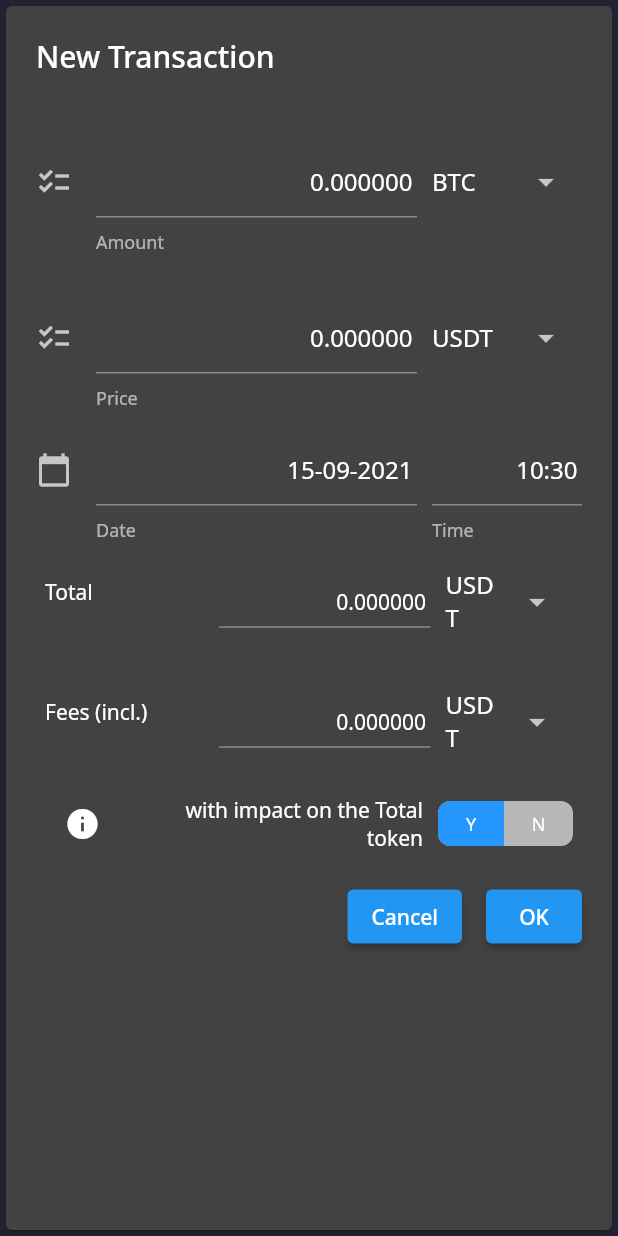
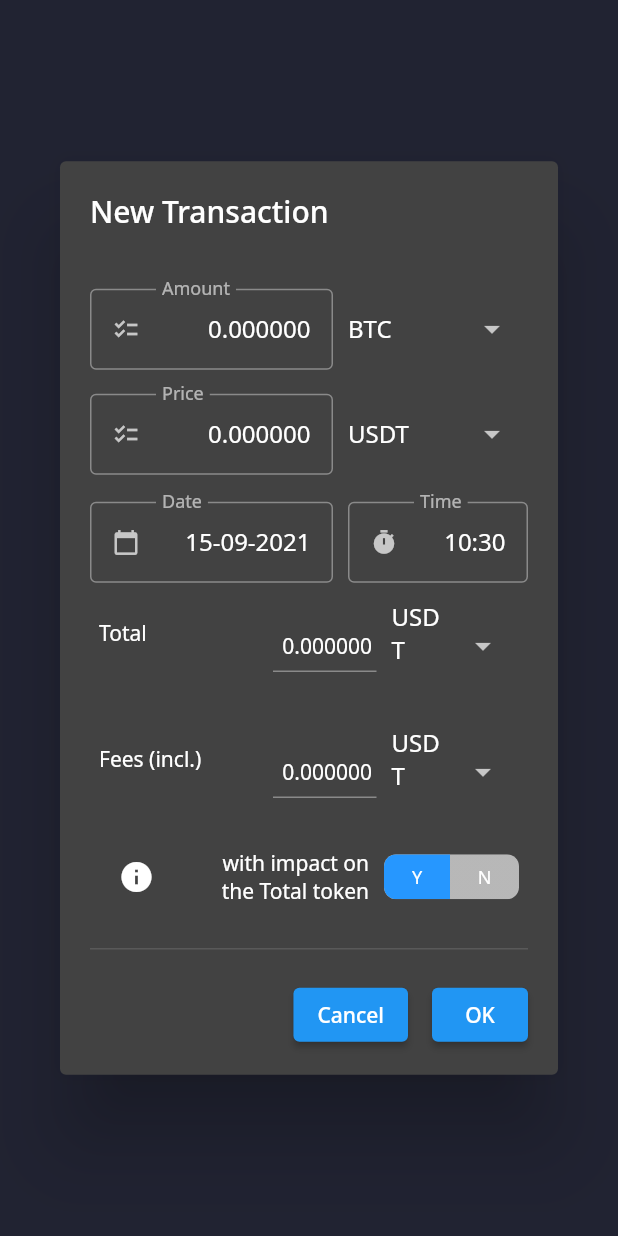
Before and after one commit to pierrickmartino/cryptoken, a Flutter app: the NewTransactionDialog widget shown alone on an empty page, opened directly, on a phone screen of 412 x 824 dp. Run offline on Flutter 3.47's test engine with Material 2 defaults, Android fonts, the phone set to English and light mode, and no system bars; drawn by our look-alikes of dropdown_search, toggle_switch; our stand-ins replace cloud_firestore, firebase_auth, fl_chart, flutter_datetime_picker, flutter_multi_formatter, flutter_svg and 8 more; accounts and stored records are empty; statements that could not run were skipped; project files that could hold a hidden picture were left out.

Commit message:
improve the dialog box for all the different inputs transaction / wallet (2)

```diff
--- a/lib/transaction/view/new_transaction.dart
+++ b/lib/transaction/view/new_transaction.dart
@@ -62,31 +62,22 @@ class NewTransactionDialog extends StatelessWidget {
         ],
       );
     } else {
-      return Card(
-        child: Container(
-          width: MediaQuery.of(context).size.width,
-          height: MediaQuery.of(context).size.height,
-          child: Column(
-            crossAxisAlignment: CrossAxisAlignment.start,
+      return SimpleDialog(
+        title: const Text('New Transaction'),
+        titlePadding: const EdgeInsets.fromLTRB(20, 20, 20, 0),
+        contentPadding: const EdgeInsets.fromLTRB(20, 20, 20, 16),
         children: [
-              Padding(
-                padding: const EdgeInsets.fromLTRB(20, 20, 20, 0),
-                child: Text('New Transaction',
-                    style: Theme.of(context).textTheme.headline6),
-              ),
-              Padding(
-                padding: const EdgeInsets.fromLTRB(20, 20, 20, 16),
+          Container(
+            width: MediaQuery.of(context).size.width * 9 / 10,
             child: Column(
               children: [
                 NewTransactionForm(
                   selectedWallet: selectedWallet,
-                    )
-                  ],
                 ),
-              )
               ],
             ),
           ),
+        ],
       );
     }
   }
@@ -136,6 +127,7 @@ class NewTransactionForm extends StatelessWidget {
           key: _formKey,
           child: Column(
             crossAxisAlignment: CrossAxisAlignment.start,
+            mainAxisSize: MainAxisSize.min,
             children: [
               // Padding(
               //   padding: const EdgeInsets.all(0),
@@ -173,16 +165,22 @@ class NewTransactionForm extends StatelessWidget {
                               ThousandSeparator.SpaceAndPeriodMantissa,
                         ),
                       ],
-                      decoration: const InputDecoration(
-                        icon: Icon(Icons.checklist),
+                      decoration: InputDecoration(
+                        prefixIcon: const Icon(Icons.checklist),
                         //prefixText: 'USD ',
-                        helperText: 'Amount',
+                        labelText: 'Amount',
+                        isDense: !_isLargeScreen(context),
+                        border: const OutlineInputBorder(),
                       ),
                       textAlign: TextAlign.end,
                       validator: (value) {
+                        if (value!.substring(0, 1) == '-') {
+                          return 'Amount must be greather than 0';
+                        }
+
                         try {
                           final double amount = double.parse(
-                            value!.toCurrencyString(
+                            value.toCurrencyString(
                                 mantissaLength: 6,
                                 thousandSeparator: ThousandSeparator.None),
                           );
@@ -209,7 +207,7 @@ class NewTransactionForm extends StatelessWidget {
                   ),
                   const SizedBox(width: 10),
                   SizedBox(
-                    width: 100,
+                    width: 120,
                     child: FutureBuilder<Crypto>(
                       future: _getCryptoBySymbol(_transaction.tokenMain),
                       builder: (context, snapshot) {
@@ -217,14 +215,22 @@ class NewTransactionForm extends StatelessWidget {
                           return DropdownSearch<Crypto>(
                             showSearchBox: true,
                             autoFocusSearchBox: true,
-                            dropdownSearchDecoration: const InputDecoration(
-                              helperText: '',
+                            dropdownSearchDecoration: InputDecoration(
+                              labelText: '',
                               border: InputBorder.none,
+                              isDense: !_isLargeScreen(context),
                             ),
                             onFind: (String filter) => _getCryptoList(),
                             compareFn: (i, s) => i.isEqual(s!),
                             popupItemBuilder: _customPopupItemBuilder,
                             dropdownBuilder: _customDropDown,
+                            dropdownButtonBuilder: (_) => const Padding(
+                              padding: EdgeInsets.only(bottom: 16),
+                              child: Icon(
+                                Icons.arrow_drop_down,
+                                size: 18,
+                              ),
+                            ),
                             selectedItem: snapshot.data,
                             onChanged: (newValue) async {
                               _transaction
@@ -256,15 +262,21 @@ class NewTransactionForm extends StatelessWidget {
                           mantissaLength: 6,
                         ),
                       ],
-                      decoration: const InputDecoration(
-                        icon: Icon(Icons.checklist),
-                        helperText: 'Price',
+                      decoration: InputDecoration(
+                        prefixIcon: const Icon(Icons.checklist),
+                        //prefixText: 'USD ',
+                        labelText: 'Price',
+                        isDense: !_isLargeScreen(context),
+                        border: const OutlineInputBorder(),
                       ),
                       textAlign: TextAlign.end,
                       validator: (value) {
+                        if (value!.substring(0, 1) == '-') {
+                          return 'Amount must be greather than 0';
+                        }
                         try {
                           final double price = double.parse(
-                            value!.toCurrencyString(
+                            value.toCurrencyString(
                                 mantissaLength: 6,
                                 thousandSeparator: ThousandSeparator.None),
                           );
@@ -290,7 +302,7 @@ class NewTransactionForm extends StatelessWidget {
                   ),
                   const SizedBox(width: 10),
                   SizedBox(
-                    width: 100,
+                    width: 120,
                     child: FutureBuilder<Crypto>(
                       future: _getCryptoBySymbol(_transaction.tokenPrice),
                       builder: (context, snapshot) {
@@ -298,14 +310,22 @@ class NewTransactionForm extends StatelessWidget {
                           return DropdownSearch<Crypto>(
                             showSearchBox: true,
                             autoFocusSearchBox: true,
-                            dropdownSearchDecoration: const InputDecoration(
-                              helperText: '',
+                            dropdownSearchDecoration: InputDecoration(
+                              labelText: '',
+                              isDense: !_isLargeScreen(context),
                               border: InputBorder.none,
                             ),
                             onFind: (String filter) => _getCryptoList(),
                             compareFn: (i, s) => i.isEqual(s!),
                             popupItemBuilder: _customPopupItemBuilder,
                             dropdownBuilder: _customDropDown,
+                            dropdownButtonBuilder: (_) => const Padding(
+                              padding: EdgeInsets.only(bottom: 16),
+                              child: Icon(
+                                Icons.arrow_drop_down,
+                                size: 18,
+                              ),
+                            ),
                             selectedItem: snapshot.data,
                             onChanged: (newValue) async {
                               _transaction
@@ -323,7 +343,7 @@ class NewTransactionForm extends StatelessWidget {
                   ),
                 ],
               ),
-
+              const SizedBox(height: 10),
               Row(
                 children: [
                   Expanded(
@@ -332,10 +352,12 @@ class NewTransactionForm extends StatelessWidget {
                       initialValue: intl.DateFormat('dd-MM-yyyy')
                           .format(_transaction.time),
                       inputFormatters: [MaskedInputFormatter('00-00-0000')],
-                      decoration: const InputDecoration(
-                        icon: Icon(Icons.calendar_today),
+                      decoration: InputDecoration(
+                        prefixIcon: const Icon(Icons.calendar_today),
                         //prefixText: 'USD ',
-                        helperText: 'Date',
+                        labelText: 'Date',
+                        isDense: !_isLargeScreen(context),
+                        border: const OutlineInputBorder(),
                       ),
                       textAlign: TextAlign.end,
                       validator: (value) {
@@ -367,15 +389,18 @@ class NewTransactionForm extends StatelessWidget {
                   ),
                   const SizedBox(width: 10),
                   SizedBox(
-                    width: 100,
+                    width: 120,
                     child: TextFormField(
                       keyboardType: TextInputType.number,
                       initialValue:
                           intl.DateFormat('HH:mm').format(_transaction.time),
                       inputFormatters: [MaskedInputFormatter('00:00')],
-                      decoration: const InputDecoration(
+                      decoration: InputDecoration(
                         //prefixText: 'USD ',
-                        helperText: 'Time',
+                        prefixIcon: const Icon(Icons.timer),
+                        labelText: 'Time',
+                        isDense: !_isLargeScreen(context),
+                        border: const OutlineInputBorder(),
                       ),
                       textAlign: TextAlign.end,
                       validator: (value) {
@@ -690,12 +715,13 @@ class NewTransactionForm extends StatelessWidget {
                   ],
                 ),
               ),
-
-              const SizedBox(
-                height: 10,
+              const Divider(
+                height: 40,
+                thickness: 1,
               ),
               Row(
                 mainAxisAlignment: MainAxisAlignment.end,
+                crossAxisAlignment: CrossAxisAlignment.end,
                 children: [
                   Padding(
                     padding: const EdgeInsets.only(left: 8, right: 8),
@@ -1049,14 +1075,19 @@ class NewTransactionForm extends StatelessWidget {
       return Container();
     }
 
-    return ListTile(
-      contentPadding: const EdgeInsets.all(0),
-      dense: false,
-      title: Text(
-        item.symbol,
-        //style: const TextStyle(fontSize: 14),
-      ),
+    return Padding(
+      padding: const EdgeInsets.only(bottom: 16),
+      child: Text(item.symbol),
     );
+
+    // return ListTile(
+    //   contentPadding: const EdgeInsets.all(0),
+    //   dense: !_isLargeScreen(context),
+    //   title: Text(
+    //     item.symbol,
+    //     //style: const TextStyle(fontSize: 14),
+    //   ),
+    // );
   }
 
   Widget _customPopupItemBuilder(
--- a/lib/wallet/view/my_files.dart
+++ b/lib/wallet/view/my_files.dart
@@ -58,7 +58,7 @@ class MyFiles extends StatelessWidget {
                     icon: const Icon(Icons.add),
                     label: const Text('Add Wallet'),
                   ),
-                const Text('v1.1.3')
+                const Text('v1.1.4')
               ],
             )
           ],
```
Lines whose indentation alone changed are shown as unchanged.
